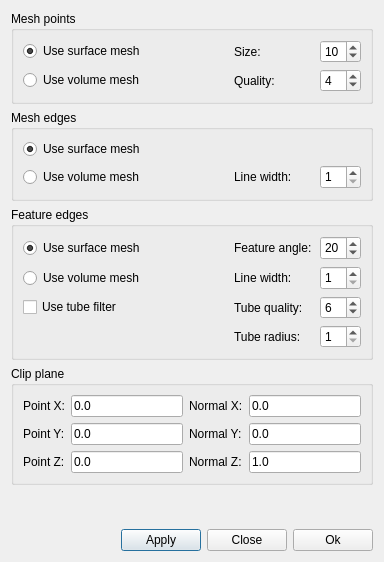
tehnick/elmerfem, file ElmerGUI/vtkpost/preferences.ui: the form before one commit.
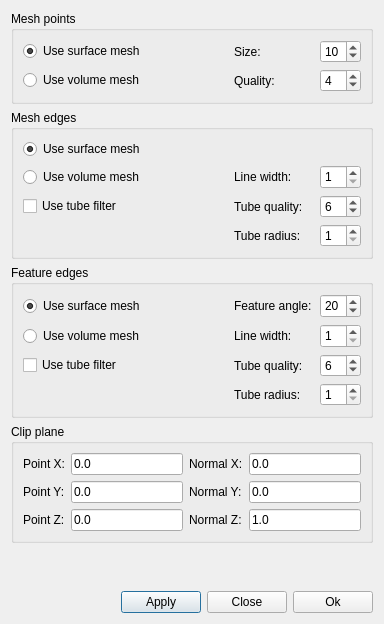
The form after the commit. Icons and pictures are not drawn.

Commit message: ElmerGUI: Added an optional tube filter for mesh edges in postprocessor

```diff
--- a/ElmerGUI/vtkpost/preferences.ui
+++ b/ElmerGUI/vtkpost/preferences.ui
@@ -6,7 +6,7 @@
     <x>0</x>
     <y>0</y>
     <width>380</width>
-    <height>562</height>
+    <height>624</height>
    </rect>
   </property>
   <property name="windowTitle" >
@@ -142,6 +142,19 @@
           </property>
          </widget>
         </item>
+        <item row="1" column="1" >
+         <spacer>
+          <property name="orientation" >
+           <enum>Qt::Horizontal</enum>
+          </property>
+          <property name="sizeHint" >
+           <size>
+            <width>40</width>
+            <height>20</height>
+           </size>
+          </property>
+         </spacer>
+        </item>
         <item row="1" column="2" >
          <widget class="QLabel" name="meshLineWidthLabel" >
           <property name="minimumSize" >
@@ -180,18 +193,55 @@
           </property>
          </widget>
         </item>
-        <item row="1" column="1" >
-         <spacer>
-          <property name="orientation" >
-           <enum>Qt::Horizontal</enum>
+        <item row="2" column="0" >
+         <widget class="QCheckBox" name="meshEdgeTubes" >
+          <property name="text" >
+           <string>Use tube filter</string>
           </property>
-          <property name="sizeHint" >
+         </widget>
+        </item>
+        <item row="2" column="2" >
+         <widget class="QLabel" name="meshEdgeTubeQualityLabel" >
+          <property name="text" >
+           <string>Tube quality:</string>
+          </property>
+         </widget>
+        </item>
+        <item row="2" column="3" >
+         <widget class="QSpinBox" name="meshEdgeTubeQuality" >
+          <property name="maximumSize" >
            <size>
-            <width>40</width>
-            <height>20</height>
+            <width>16777215</width>
+            <height>24</height>
            </size>
           </property>
-         </spacer>
+          <property name="minimum" >
+           <number>3</number>
+          </property>
+          <property name="value" >
+           <number>6</number>
+          </property>
+         </widget>
+        </item>
+        <item row="3" column="2" >
+         <widget class="QLabel" name="meshEdgeTubeRadiusLabel" >
+          <property name="text" >
+           <string>Tube radius:</string>
+          </property>
+         </widget>
+        </item>
+        <item row="3" column="3" >
+         <widget class="QSpinBox" name="meshEdgeTubeRadius" >
+          <property name="maximumSize" >
+           <size>
+            <width>16777215</width>
+            <height>24</height>
+           </size>
+          </property>
+          <property name="minimum" >
+           <number>1</number>
+          </property>
+         </widget>
         </item>
        </layout>
       </item>
```
The commit also changes 2 other files.
